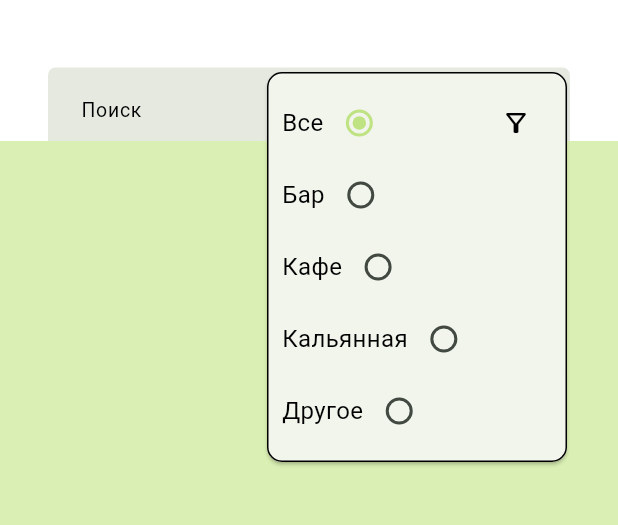
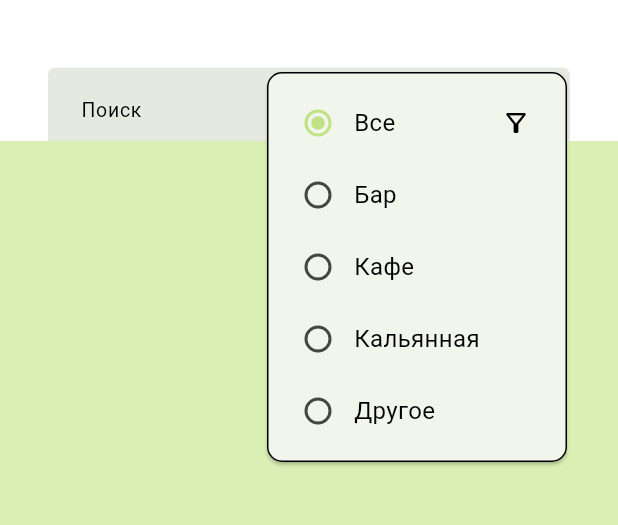
Before and after one commit to boardlooker/BoardlookerMobile, a Flutter app: the LocationScreen screen opened directly with empty values, after a tap on the "filter alt" icon, on a phone screen of 412 x 824 dp, the part 69-594 px from its top. Run offline on Flutter 3.47's test engine with Material 3 defaults, Android fonts, the phone set to English and light mode, and no system bars; our stand-ins replace bloc, dio, equatable, floor, flutter_bloc, flutter_dotenv and 10 more; missing offline and left inert: disk_space_plus; accounts and stored records are empty; generated files the repository leaves out were written again; network calls fail.

Commit message:
add: dialog menu

```diff
--- a/lib/widgets/index.dart
+++ b/lib/widgets/index.dart
@@ -1,2 +1,3 @@
 export 'primary_button.dart';
 export 'location/index.dart';
+export 'dialog_menu.dart';
--- a/lib/widgets/location/filter_menu.dart
+++ b/lib/widgets/location/filter_menu.dart
@@ -42,13 +42,6 @@ class FilterMenuState extends State<FilterMenu>{
                     Row(
                       mainAxisAlignment: MainAxisAlignment.spaceBetween,
                       children: [
-                        const Text('Все',
-                          style: TextStyle(
-                              fontWeight: FontWeight.w400,
-                              fontSize: 16.0,
-                              color: Colors.black
-                          ),
-                        ),
                         Radio<LocationType?>(
                           onChanged: (LocationType? value) {
                             setState(() {
@@ -59,18 +52,18 @@ class FilterMenuState extends State<FilterMenu>{
                           value: null,
                           groupValue: locType,
                         ),
-                      ],
-                    ),
-                    Row(
-                      mainAxisAlignment: MainAxisAlignment.spaceBetween,
-                      children: [
-                        const Text('Бар',
+                        const Text('Все',
                           style: TextStyle(
                               fontWeight: FontWeight.w400,
                               fontSize: 16.0,
                               color: Colors.black
                           ),
                         ),
+                      ],
+                    ),
+                    Row(
+                      mainAxisAlignment: MainAxisAlignment.spaceBetween,
+                      children: [
                         Radio<LocationType?>(
                           onChanged: (LocationType? value) {
                             setState(() {
@@ -81,18 +74,18 @@ class FilterMenuState extends State<FilterMenu>{
                           value: LocationType.bar,
                           groupValue: locType,
                         ),
-                      ],
-                    ),
-                    Row(
-                      mainAxisAlignment: MainAxisAlignment.spaceBetween,
-                      children: [
-                        const Text('Кафе',
+                        const Text('Бар',
                           style: TextStyle(
                               fontWeight: FontWeight.w400,
                               fontSize: 16.0,
                               color: Colors.black
                           ),
                         ),
+                      ],
+                    ),
+                    Row(
+                      mainAxisAlignment: MainAxisAlignment.spaceBetween,
+                      children: [
                         Radio<LocationType?>(
                           onChanged: (LocationType? value) {
                             setState(() {
@@ -103,18 +96,18 @@ class FilterMenuState extends State<FilterMenu>{
                           value: LocationType.cafe,
                           groupValue: locType,
                         ),
-                      ],
-                      ),
-                    Row(
-                      mainAxisAlignment: MainAxisAlignment.spaceBetween,
-                      children: [
-                        const Text('Кальянная',
+                        const Text('Кафе',
                           style: TextStyle(
                               fontWeight: FontWeight.w400,
                               fontSize: 16.0,
                               color: Colors.black
                           ),
                         ),
+                      ],
+                      ),
+                    Row(
+                      mainAxisAlignment: MainAxisAlignment.spaceBetween,
+                      children: [
                         Radio<LocationType?>(
                           onChanged: (LocationType? value) {
                             setState(() {
@@ -125,18 +118,18 @@ class FilterMenuState extends State<FilterMenu>{
                           value: LocationType.hookah,
                           groupValue: locType,
                         ),
-                      ],
-                    ),
-                    Row(
-                      mainAxisAlignment: MainAxisAlignment.spaceBetween,
-                      children: [
-                        const Text('Другое',
+                        const Text('Кальянная',
                           style: TextStyle(
                               fontWeight: FontWeight.w400,
                               fontSize: 16.0,
                               color: Colors.black
                           ),
                         ),
+                      ],
+                    ),
+                    Row(
+                      mainAxisAlignment: MainAxisAlignment.spaceBetween,
+                      children: [
                         Radio<LocationType?>(
                           onChanged: (LocationType? value) {
                             setState(() {
@@ -146,6 +139,13 @@ class FilterMenuState extends State<FilterMenu>{
                           },
                           value: LocationType.other,
                           groupValue: locType,
+                        ),
+                        const Text('Другое',
+                          style: TextStyle(
+                              fontWeight: FontWeight.w400,
+                              fontSize: 16.0,
+                              color: Colors.black
+                          ),
                         ),
                       ],
                     ),
```
Also changed, not shown: lib/screens/location.dart (+17 -1 lines), lib/widgets/dialog_menu.dart (added, +97 -0 lines).
